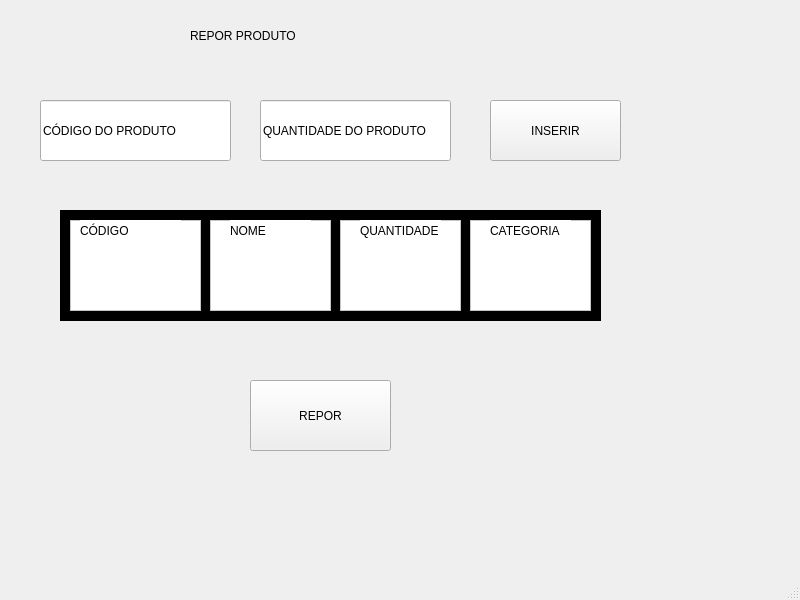
Qt form REPOSICAO.ui (leohpmoreira/inventoryManagement) before a commit.
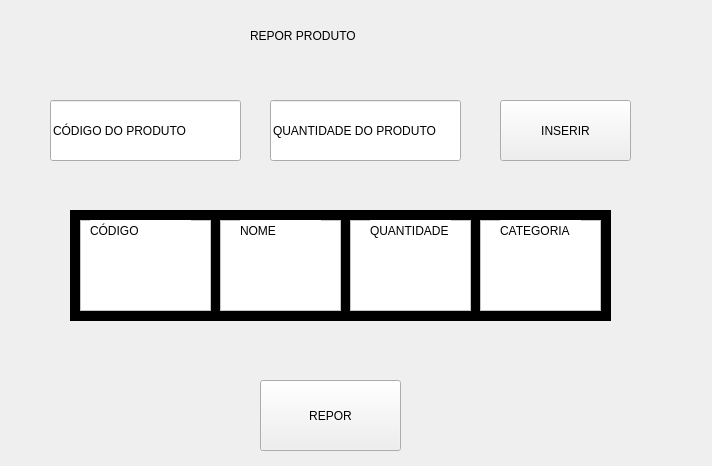
The same form after that commit.

```diff
--- a/REPOSICAO.ui
+++ b/REPOSICAO.ui
@@ -1,62 +1,22 @@
 <?xml version="1.0" encoding="UTF-8"?>
 <ui version="4.0">
- <class>MainWindow</class>
- <widget class="QMainWindow" name="MainWindow">
+ <class>Form</class>
+ <widget class="QWidget" name="Form">
   <property name="geometry">
    <rect>
     <x>0</x>
     <y>0</y>
-    <width>800</width>
-    <height>600</height>
+    <width>712</width>
+    <height>466</height>
    </rect>
   </property>
   <property name="windowTitle">
    <string>MainWindow</string>
   </property>
-  <widget class="QWidget" name="centralwidget">
-   <widget class="QLabel" name="label">
-    <property name="geometry">
-     <rect>
-      <x>190</x>
-      <y>10</y>
-      <width>231</width>
-      <height>51</height>
-     </rect>
-    </property>
-    <property name="text">
-     <string>REPOR PRODUTO</string>
-    </property>
-   </widget>
-   <widget class="QLineEdit" name="lineEdit">
-    <property name="geometry">
-     <rect>
-      <x>40</x>
-      <y>100</y>
-      <width>191</width>
-      <height>61</height>
-     </rect>
-    </property>
-    <property name="text">
-     <string>CÓDIGO DO PRODUTO</string>
-    </property>
-   </widget>
-   <widget class="QLineEdit" name="lineEdit_2">
-    <property name="geometry">
-     <rect>
-      <x>260</x>
-      <y>100</y>
-      <width>191</width>
-      <height>61</height>
-     </rect>
-    </property>
-    <property name="text">
-     <string>QUANTIDADE DO PRODUTO</string>
-    </property>
-   </widget>
    <widget class="QPushButton" name="pushButton">
     <property name="geometry">
      <rect>
-      <x>490</x>
+     <x>500</x>
       <y>100</y>
       <width>131</width>
       <height>61</height>
@@ -66,23 +26,10 @@
      <string>INSERIR</string>
     </property>
    </widget>
-   <widget class="QPushButton" name="pushButton_2">
-    <property name="geometry">
-     <rect>
-      <x>250</x>
-      <y>380</y>
-      <width>141</width>
-      <height>71</height>
-     </rect>
-    </property>
-    <property name="text">
-     <string>REPOR</string>
-    </property>
-   </widget>
    <widget class="QFrame" name="frame">
     <property name="geometry">
      <rect>
-      <x>60</x>
+     <x>70</x>
       <y>210</y>
       <width>541</width>
       <height>111</height>
@@ -226,18 +173,58 @@
      </widget>
     </widget>
    </widget>
+  <widget class="QLineEdit" name="lineEdit_2">
+   <property name="geometry">
+    <rect>
+     <x>270</x>
+     <y>100</y>
+     <width>191</width>
+     <height>61</height>
+    </rect>
+   </property>
+   <property name="text">
+    <string>QUANTIDADE DO PRODUTO</string>
+   </property>
   </widget>
-  <widget class="QMenuBar" name="menubar">
+  <widget class="QPushButton" name="pushButton_2">
    <property name="geometry">
     <rect>
-     <x>0</x>
-     <y>0</y>
-     <width>800</width>
-     <height>21</height>
+     <x>260</x>
+     <y>380</y>
+     <width>141</width>
+     <height>71</height>
     </rect>
    </property>
+   <property name="text">
+    <string>REPOR</string>
+   </property>
   </widget>
-  <widget class="QStatusBar" name="statusbar"/>
+  <widget class="QLabel" name="label">
+   <property name="geometry">
+    <rect>
+     <x>250</x>
+     <y>10</y>
+     <width>231</width>
+     <height>51</height>
+    </rect>
+   </property>
+   <property name="text">
+    <string>REPOR PRODUTO</string>
+   </property>
+  </widget>
+  <widget class="QLineEdit" name="lineEdit">
+   <property name="geometry">
+    <rect>
+     <x>50</x>
+     <y>100</y>
+     <width>191</width>
+     <height>61</height>
+    </rect>
+   </property>
+   <property name="text">
+    <string>CÓDIGO DO PRODUTO</string>
+   </property>
+  </widget>
  </widget>
  <resources/>
  <connections/>
```
Left out of the diff: 2 changed lines with no effect on the pictures. Lines whose indentation alone changed are shown as unchanged.
